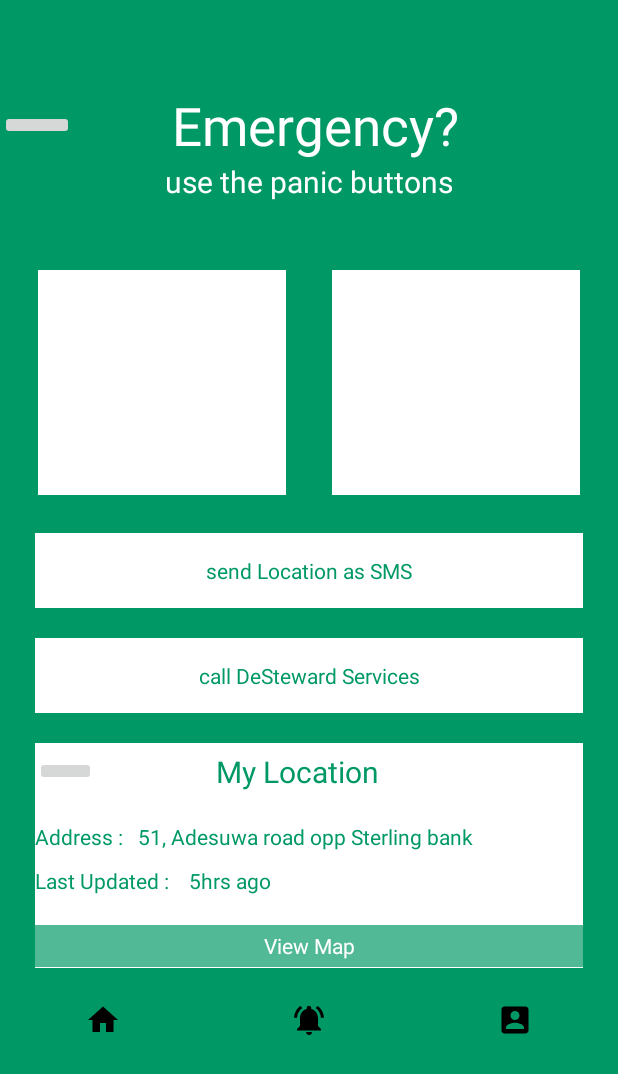
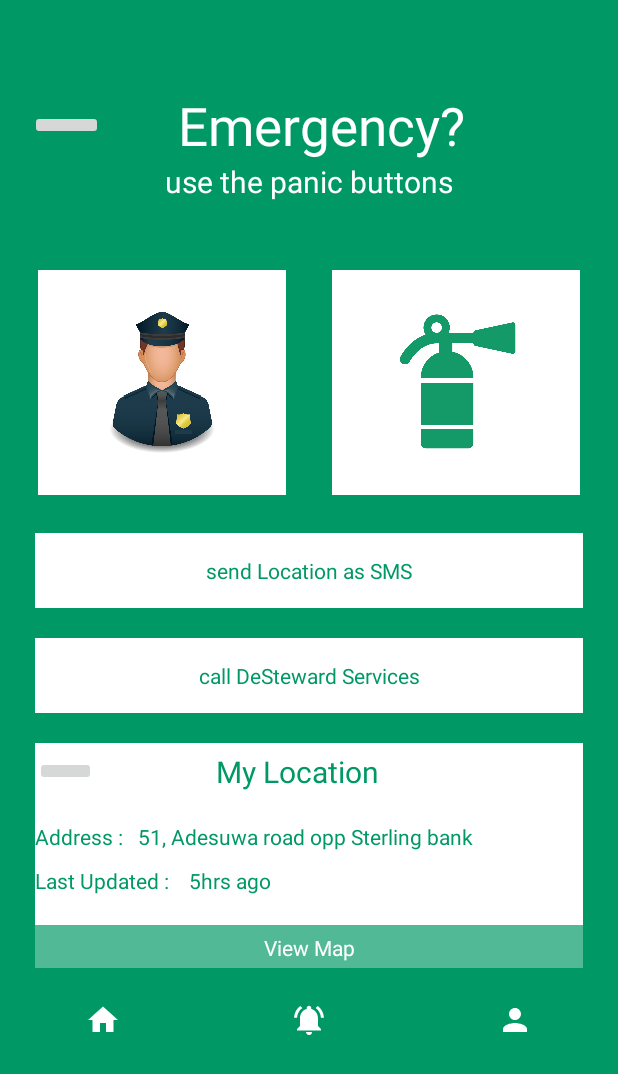
Before and after one commit to auptsoft/security, an Android app: the layout fragment_home.xml on its own in the app's theme, with its tools: preview values and no code run, on a phone screen of 412 x 824 dp. Shown: the top 1074 px of the screen. Run offline under Robolectric (Android 15) with nearby library versions, the phone set to English and light mode, and no system bars.

Commit message:
renaming activities to fragments and layout changes

```diff
--- a/app/src/main/res/drawable/ic_home_black_24dp.xml
+++ b/app/src/main/res/drawable/ic_home_black_24dp.xml
@@ -4,6 +4,6 @@
         android:viewportWidth="24.0"
         android:viewportHeight="24.0">
     <path
-        android:fillColor="#FF000000"
+        android:fillColor="#FFFFFF"
         android:pathData="M10,20v-6h4v6h5v-8h3L12,3 2,12h3v8z"/>
 </vector>
--- a/app/src/main/res/drawable/ic_notifications_active_black_24dp.xml
+++ b/app/src/main/res/drawable/ic_notifications_active_black_24dp.xml
@@ -4,6 +4,6 @@
         android:viewportWidth="24.0"
         android:viewportHeight="24.0">
     <path
-        android:fillColor="#FF000000"
+        android:fillColor="#FFFFFF"
         android:pathData="M7.58,4.08L6.15,2.65C3.75,4.48 2.17,7.3 2.03,10.5h2c0.15,-2.65 1.51,-4.97 3.55,-6.42zM19.97,10.5h2c-0.15,-3.2 -1.73,-6.02 -4.12,-7.85l-1.42,1.43c2.02,1.45 3.39,3.77 3.54,6.42zM18,11c0,-3.07 -1.64,-5.64 -4.5,-6.32L13.5,4c0,-0.83 -0.67,-1.5 -1.5,-1.5s-1.5,0.67 -1.5,1.5v0.68C7.63,5.36 6,7.92 6,11v5l-2,2v1h16v-1l-2,-2v-5zM12,22c0.14,0 0.27,-0.01 0.4,-0.04 0.65,-0.14 1.18,-0.58 1.44,-1.18 0.1,-0.24 0.15,-0.5 0.15,-0.78h-4c0.01,1.1 0.9,2 2.01,2z"/>
 </vector>
--- a/app/src/main/res/drawable/ic_person_black_24dp.xml
+++ b/app/src/main/res/drawable/ic_person_black_24dp.xml
@@ -1,9 +1,5 @@
-<vector xmlns:android="http://schemas.android.com/apk/res/android"
-        android:width="24dp"
-        android:height="24dp"
-        android:viewportWidth="24.0"
-        android:viewportHeight="24.0">
-    <path
-        android:fillColor="#FF000000"
-        android:pathData="M12,12c2.21,0 4,-1.79 4,-4s-1.79,-4 -4,-4 -4,1.79 -4,4 1.79,4 4,4zM12,14c-2.67,0 -8,1.34 -8,4v2h16v-2c0,-2.66 -5.33,-4 -8,-4z"/>
+<vector android:height="24dp" android:tint="#FFFFFF"
+    android:viewportHeight="24.0" android:viewportWidth="24.0"
+    android:width="24dp" xmlns:android="http://schemas.android.com/apk/res/android">
+    <path android:fillColor="#FF000000" android:pathData="M12,12c2.21,0 4,-1.79 4,-4s-1.79,-4 -4,-4 -4,1.79 -4,4 1.79,4 4,4zM12,14c-2.67,0 -8,1.34 -8,4v2h16v-2c0,-2.66 -5.33,-4 -8,-4z"/>
 </vector>
--- a/app/src/main/res/layout/activity_home_screen.xml
+++ b/app/src/main/res/layout/fragment_home.xml
@@ -20,13 +20,14 @@
             <ImageButton
                 android:layout_width="0dp"
                 android:layout_height="wrap_content"
+                android:layout_marginLeft="20dp"
                 android:layout_gravity="center_vertical"
                 android:layout_weight="1" />
 
             <TextView
                 android:layout_width="0dp"
                 android:layout_height="wrap_content"
-                android:layout_marginLeft="65dp"
+                android:layout_marginLeft="50dp"
                 android:layout_weight="6"
                 android:text="Emergency?"
                 android:textSize="35sp"
@@ -48,19 +49,41 @@
             android:orientation="horizontal"
             android:paddingHorizontal="10dp">
 
-            <View
+            <FrameLayout
+                android:src="@drawable/fire_estinguisher"
                 android:layout_width="0dp"
                 android:layout_height="150dp"
                 android:layout_margin="15dp"
                 android:layout_weight="1"
-                android:background="#ffffff" />
+                android:background="#ffffff">
 
-            <View
+                <ImageView
+                    android:src="@drawable/police"
+                    android:layout_width="100dp"
+                    android:layout_height="100dp"
+                    android:layout_margin="15dp"
+                    android:background="#ffffff"
+                    android:layout_gravity="center"/>
+
+            </FrameLayout>
+
+            <FrameLayout
+                android:src="@drawable/fire_estinguisher"
                 android:layout_width="0dp"
                 android:layout_height="150dp"
                 android:layout_margin="15dp"
                 android:layout_weight="1"
-                android:background="#ffffff" />
+                android:background="#ffffff">
+
+                <ImageView
+                    android:src="@drawable/fire_estinguisher"
+                    android:layout_width="100dp"
+                    android:layout_height="100dp"
+                    android:layout_margin="15dp"
+                    android:background="#ffffff"
+                    android:layout_gravity="center"/>
+
+            </FrameLayout>
 
         </LinearLayout>
 
@@ -158,7 +181,7 @@
 
             <TextView
                 android:layout_width="match_parent"
-                android:layout_height="28dp"
+                android:layout_height="30dp"
                 android:layout_marginTop="20dp"
                 android:background="#AE009966"
                 android:gravity="center"
@@ -190,7 +213,7 @@
                 android:layout_gravity="center"/>
 
             <ImageView
-                android:src="@drawable/ic_account_box_black_24dp"
+                android:src="@drawable/ic_person_black_24dp"
                 android:layout_width="0dp"
                 android:layout_height="wrap_content"
                 android:layout_weight="1"
```
Also changed, not shown: app/src/main/res/layout/fragment_profile.xml (renamed from app/src/main/res/layout/activity_profile.xml, +30 -0 lines), app/src/main/res/drawable/fire_estinguisher.png (added), app/src/main/res/drawable/police.png (added), app/src/main/res/layout/fragment_login.xml (renamed from app/src/main/res/layout/activity_login.xml), app/src/main/res/layout/fragment_main.xml (renamed from app/src/main/res/layout/activity_main.xml), app/src/main/res/layout/fragment_onboarding_one.xml (renamed from app/src/main/res/layout/activity_onboarding_one.xml), app/src/main/res/layout/fragment_onboarding_two.xml (renamed from app/src/main/res/layout/activity_onboarding_two.xml), app/src/main/res/layout/fragment_register.xml (renamed from app/src/main/res/layout/activity_register.xml).
